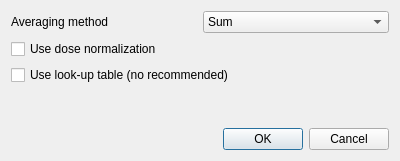
First picture: the form in frameworks/tomography/Preprocessing/StdPreprocModulesGUI/src/FullLogNormDlg.ui, repository neutronimaging/imagingsuite, before the edit.
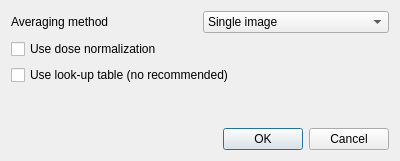
Second picture: the form after the edit.

Diff of the .ui file:
```diff
--- a/frameworks/tomography/Preprocessing/StdPreprocModulesGUI/src/FullLogNormDlg.ui
+++ b/frameworks/tomography/Preprocessing/StdPreprocModulesGUI/src/FullLogNormDlg.ui
@@ -30,6 +30,11 @@
          <property name="toolTip">
           <string>Selects image combination method</string>
          </property>
+         <item>
+          <property name="text">
+           <string>Single image</string>
+          </property>
+         </item>
          <item>
           <property name="text">
            <string>Sum</string>
```
